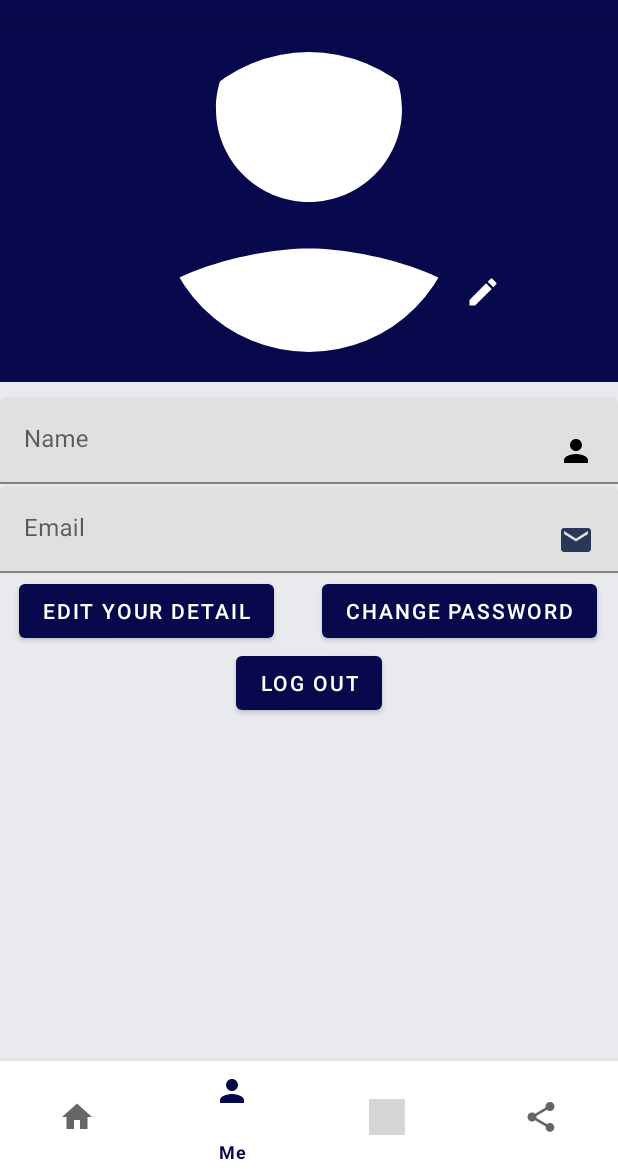
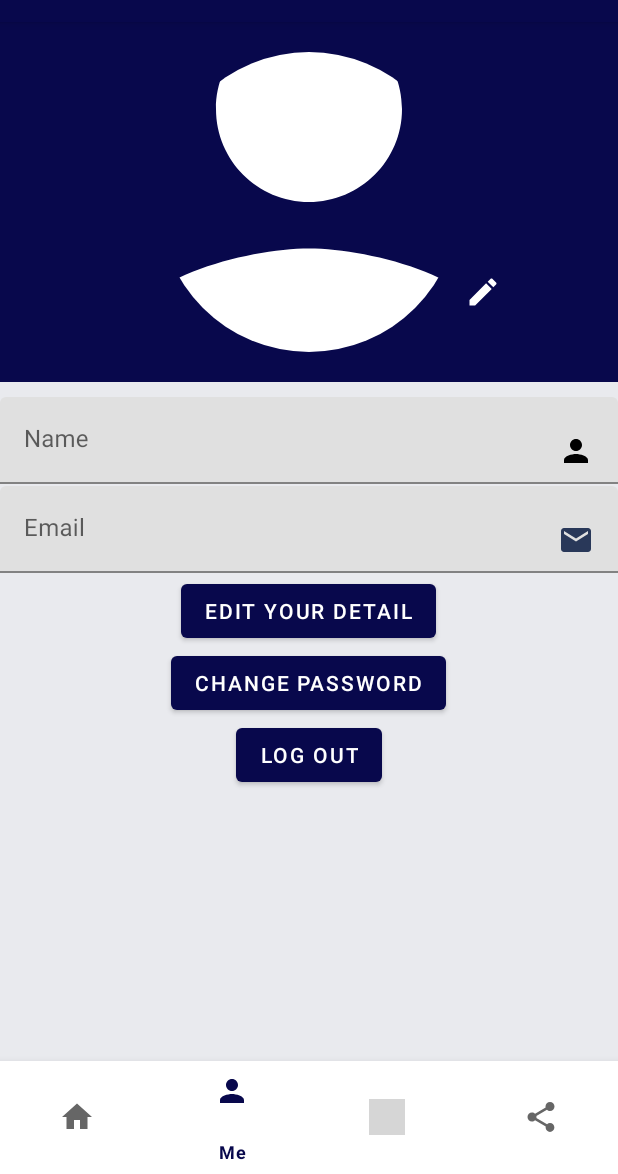
Before and after one commit to ChaudhryAyaz/paperMakingApp, an Android app: the screen it shows after launch once a user with an empty profile is signed in (MainActivity), item 2 of the bottom bar chosen, on a phone screen of 412 x 824 dp, the part 62-1236 px from its top. Run offline under Robolectric (Android 15) with nearby library versions, the phone set to English and light mode, and no system bars; our stand-ins replace CircleImageView, Firebase (no records; nobody signed in at launch, a user with empty details on screens opened directly), Picasso; grey boxes are pictures that could not be loaded.

Commit message:
First commit

```diff
--- a/app/src/main/res/layout/fragment_user_profile.xml
+++ b/app/src/main/res/layout/fragment_user_profile.xml
@@ -152,9 +152,10 @@
                 android:layout_height="wrap_content">
 
             </ProgressBar>
-            <RelativeLayout
-
+            <LinearLayout
+                android:orientation="vertical"
                 android:layout_width="match_parent"
+                android:gravity="center"
                 android:layout_height="wrap_content"
 
                 >
@@ -163,8 +164,7 @@
                     android:id="@+id/btnedit"
                     android:layout_width="wrap_content"
                     android:layout_height="wrap_content"
-                    android:layout_marginEnd="32dp"
-                    android:layout_toStartOf="@+id/btnchangepassword"
+
                     android:gravity="center"
                     android:text="Edit Your Detail">
 
@@ -174,14 +174,13 @@
                     android:id="@+id/btnchangepassword"
                     android:layout_width="wrap_content"
                     android:layout_height="wrap_content"
-                    android:layout_alignParentRight="true"
-                    android:layout_marginRight="14dp"
+
                     android:text="Change Password">
 
                 </Button>
 
 
-            </RelativeLayout>
+            </LinearLayout>
 
             <RelativeLayout
                 android:layout_width="match_parent"
```
